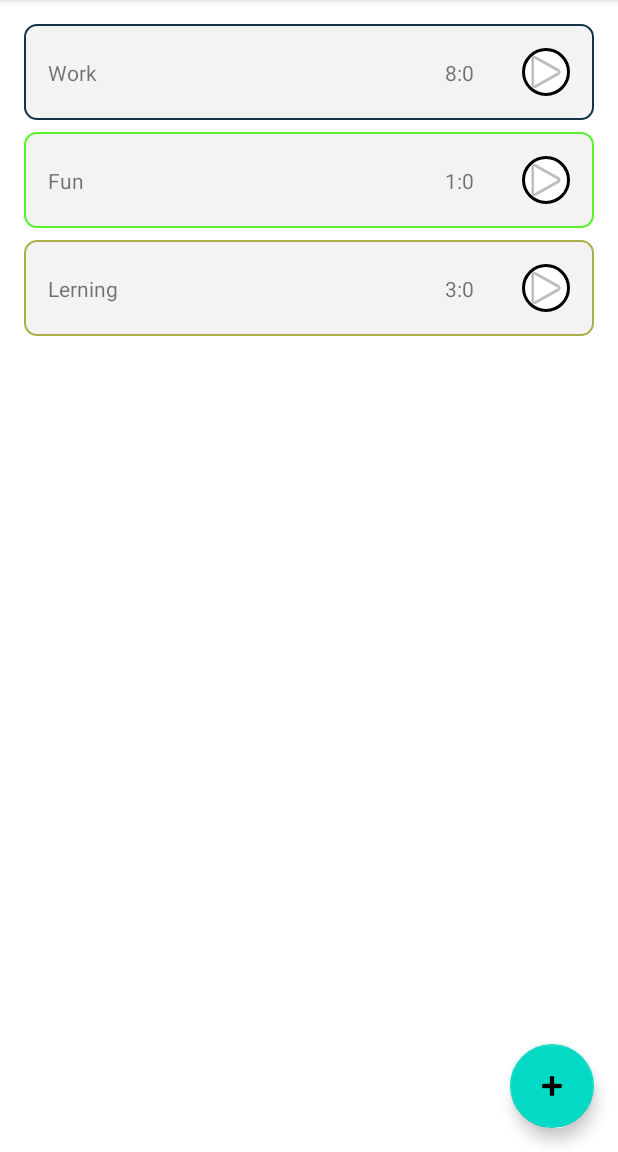
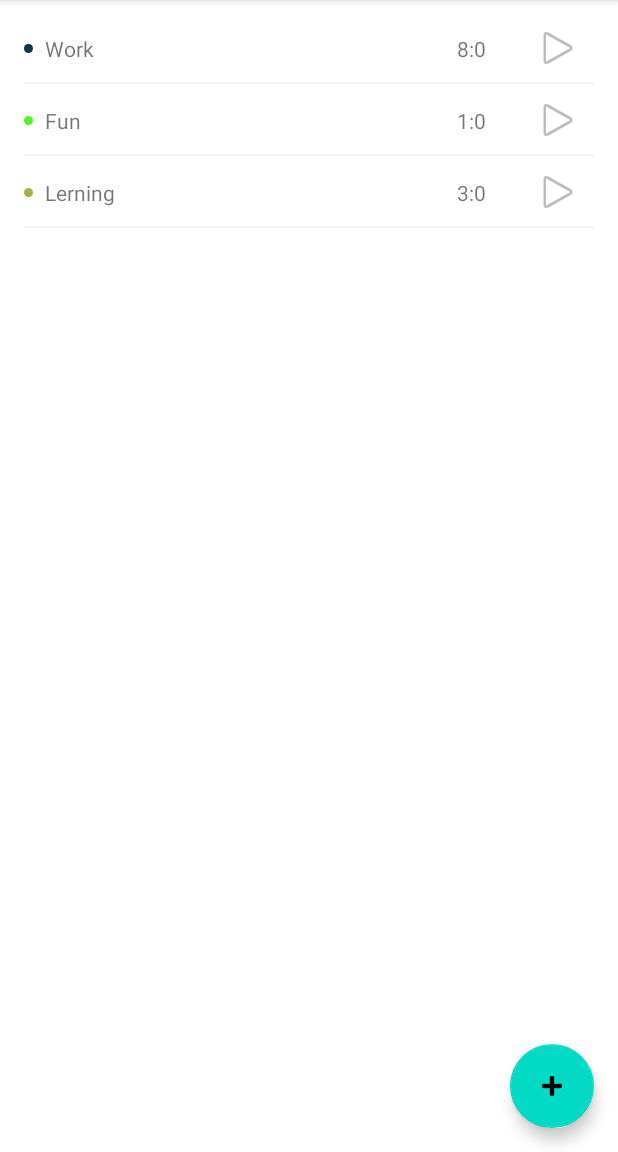
Before and after one commit to lordicase/TimeManager, an Android app: the screen it shows after launch (MainActivity), on a phone screen of 412 x 824 dp, the part 84-1236 px from its top. Run offline under Robolectric (Android 15) with nearby library versions, the phone set to English and light mode, and no system bars.

Commit message:
changing the appearance of list and added Add_item_Activity

```diff
--- a/app/src/main/AndroidManifest.xml
+++ b/app/src/main/AndroidManifest.xml
@@ -16,6 +16,9 @@
                 <category android:name="android.intent.category.LAUNCHER" />
             </intent-filter>
         </activity>
+        <activity android:name=".Add_item_Activity">
+
+        </activity>
     </application>
 
 </manifest>
--- a/app/src/main/java/com/example/timemanager/MainActivity.java
+++ b/app/src/main/java/com/example/timemanager/MainActivity.java
@@ -4,11 +4,16 @@ import androidx.appcompat.app.AppCompatActivity;
 import androidx.recyclerview.widget.LinearLayoutManager;
 import androidx.recyclerview.widget.RecyclerView;
 
+import android.content.Intent;
 import android.os.Bundle;
+import android.view.View;
+
+import com.google.android.material.floatingactionbutton.FloatingActionButton;
 
 public class MainActivity extends AppCompatActivity {
     public static RecyclerView recycleView;
     String project[], time[], color[];
+    FloatingActionButton add_button;
 
     @Override
     protected void onCreate(Bundle savedInstanceState) {
@@ -23,5 +28,15 @@ public class MainActivity extends AppCompatActivity {
         Project_Adapter projectAdapter = new Project_Adapter(this, project, time, color);
         recycleView.setAdapter(projectAdapter);
         recycleView.setLayoutManager(new LinearLayoutManager(this));
+
+
+        add_button = findViewById(R.id.add_item);
+        add_button.setOnClickListener(new View.OnClickListener() {
+            @Override
+            public void onClick(View view) {
+                Intent intent = new Intent(MainActivity.this, Add_item_Activity.class);
+                startActivity(intent);
+            }
+        });
     }
 }
--- a/app/src/main/java/com/example/timemanager/Project_Adapter.java
+++ b/app/src/main/java/com/example/timemanager/Project_Adapter.java
@@ -1,6 +1,7 @@
 package com.example.timemanager;
 
 import android.content.Context;
+import android.content.res.ColorStateList;
 import android.graphics.Color;
 import android.graphics.drawable.GradientDrawable;
 import android.view.LayoutInflater;
@@ -10,6 +11,8 @@ import android.widget.ImageView;
 import android.widget.TextView;
 
 import androidx.annotation.NonNull;
+import androidx.core.content.ContextCompat;
+import androidx.core.widget.ImageViewCompat;
 import androidx.recyclerview.widget.RecyclerView;
 
 public class Project_Adapter extends RecyclerView.Adapter<Project_Adapter.ViewHolder> {
@@ -39,7 +42,7 @@ public class Project_Adapter extends RecyclerView.Adapter<Project_Adapter.ViewHo
         holder.time_tv.setText(time[position]);
 
         GradientDrawable drawable = (GradientDrawable)holder.imageView.getBackground();
-        drawable.setStroke(2, Color.parseColor(color[position])); // set stroke width and stroke color
+        drawable.setColor(Color.parseColor(color[position]));
     }
 
     @Override
--- a/app/src/main/res/drawable/roundedbutton.xml
+++ b/app/src/main/res/drawable/dot.xml
@@ -2,7 +2,6 @@
 <shape xmlns:android="http://schemas.android.com/apk/res/android"
     android:shape="oval">
     <solid
-        android:color="#ffffff"
+        android:color="#2196F3"
         />
-    <stroke android:width="2dip" android:color="@color/black"/>
 </shape>
--- a/app/src/main/res/drawable/item_bg.xml
+++ /dev/null
@@ -1,9 +0,0 @@
-<shape xmlns:android="http://schemas.android.com/apk/res/android" android:shape="rectangle" >
-    <solid android:color="@color/light_gray" />
-    <stroke android:width="2dip" android:color="#4fa5d5" />
-    <corners android:bottomRightRadius="8dp"
-        android:bottomLeftRadius="8dp"
-        android:topRightRadius="8dp"
-        android:topLeftRadius="8dp"/>
-
-</shape>
--- /dev/null
+++ b/app/src/main/res/drawable/line.xml
@@ -0,0 +1,7 @@
+<?xml version="1.0" encoding="utf-8"?>
+<shape xmlns:android="http://schemas.android.com/apk/res/android">
+    <solid
+        android:color="@color/light_gray"
+        />
+
+</shape>
--- a/app/src/main/res/layout/activity_main.xml
+++ b/app/src/main/res/layout/activity_main.xml
@@ -8,7 +8,7 @@
     tools:context=".MainActivity">
 
     <com.google.android.material.floatingactionbutton.FloatingActionButton
-        android:id="@+id/fab"
+        android:id="@+id/add_item"
         android:layout_width="wrap_content"
         android:layout_height="wrap_content"
         android:layout_gravity="bottom|end"
--- a/app/src/main/res/layout/item_project.xml
+++ b/app/src/main/res/layout/item_project.xml
@@ -9,28 +9,23 @@
     <ImageView
         android:id="@+id/imageView"
 
-        android:layout_width="match_parent"
-        android:layout_height="64dp"
+        android:layout_width="6dp"
+        android:layout_height="6dp"
         android:layout_marginStart="8dp"
-        android:layout_marginTop="8dp"
-        android:layout_marginEnd="8dp"
-        android:background="@drawable/item_bg"
+        android:background="@drawable/dot"
         app:layout_constraintBottom_toBottomOf="parent"
-        app:layout_constraintEnd_toEndOf="parent"
-        app:layout_constraintHorizontal_bias="1.0"
         app:layout_constraintStart_toStartOf="parent"
-        app:layout_constraintTop_toTopOf="parent"
-        app:layout_constraintVertical_bias="1.0" />
+        app:layout_constraintTop_toTopOf="parent" />
 
     <TextView
         android:id="@+id/textView1"
         android:layout_width="wrap_content"
         android:layout_height="wrap_content"
-        android:layout_marginStart="16dp"
+        android:layout_marginStart="8dp"
         android:text="Title"
         app:layout_constraintBottom_toBottomOf="parent"
-        app:layout_constraintStart_toStartOf="@+id/imageView"
-        app:layout_constraintTop_toTopOf="@+id/imageView" />
+        app:layout_constraintStart_toEndOf="@+id/imageView"
+        app:layout_constraintTop_toTopOf="parent" />
 
     <TextView
         android:id="@+id/textView2"
@@ -40,17 +35,31 @@
         android:text="Time"
         app:layout_constraintBottom_toBottomOf="parent"
         app:layout_constraintEnd_toStartOf="@+id/imageButton"
-        app:layout_constraintTop_toTopOf="@+id/imageView" />
+        app:layout_constraintTop_toTopOf="parent" />
 
     <ImageButton
         android:id="@+id/imageButton"
         android:layout_width="wrap_content"
         android:layout_height="wrap_content"
+        android:layout_marginTop="8dp"
         android:layout_marginEnd="16dp"
-        android:background="@drawable/roundedbutton"
+        android:layout_marginBottom="8dp"
+android:background="@color/white"
+        android:baselineAlignBottom="false"
         app:layout_constraintBottom_toBottomOf="parent"
-        app:layout_constraintEnd_toEndOf="@+id/imageView"
-        app:layout_constraintTop_toTopOf="@+id/imageView"
+        app:layout_constraintEnd_toEndOf="parent"
+        app:layout_constraintTop_toTopOf="parent"
         app:srcCompat="@android:drawable/ic_media_play" />
 
+    <ImageView
+        android:id="@+id/imageView3"
+        android:layout_width="match_parent"
+        android:layout_height="1dp"
+        android:layout_marginStart="8dp"
+        android:layout_marginEnd="8dp"
+        app:layout_constraintBottom_toBottomOf="parent"
+        app:layout_constraintEnd_toEndOf="parent"
+        app:layout_constraintStart_toStartOf="parent"
+        app:srcCompat="@drawable/line" />
+
 </androidx.constraintlayout.widget.ConstraintLayout>
```
Also changed, not shown: app/src/main/java/com/example/timemanager/Add_item_Activity.java (added, +62 -0 lines), app/src/main/res/drawable/gradient_background.xml (added, +9 -0 lines), app/src/main/res/layout/activity_add_item.xml (added, +201 -0 lines), app/src/main/res/layout/activity_item.xml (added, +20 -0 lines).
